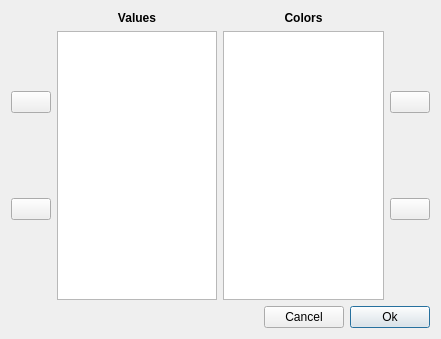
The window that plugins/colors/DoubleStringsListRelationDialog.ui (Tulip-Dev/tulip) describes before a commit, drawn with Qt 5.
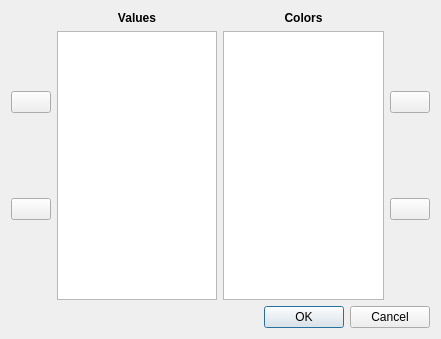
The same window after the commit. Icons and pictures are not drawn.

Commit message: clean eumerated color mapping dialog: Use a qdialogbuttonbox instead of two qpushbuttons also Set windowtitle inside the ui file

The edit to the form file:
```diff
--- a/plugins/colors/DoubleStringsListRelationDialog.ui
+++ b/plugins/colors/DoubleStringsListRelationDialog.ui
@@ -281,53 +281,11 @@
     </layout>
    </item>
    <item>
-    <layout class="QHBoxLayout">
-     <property name="spacing">
-      <number>6</number>
+    <widget class="QDialogButtonBox" name="buttonBox">
+     <property name="standardButtons">
+      <set>QDialogButtonBox::Cancel|QDialogButtonBox::Ok</set>
      </property>
-     <property name="leftMargin">
-      <number>0</number>
-     </property>
-     <property name="topMargin">
-      <number>0</number>
-     </property>
-     <property name="rightMargin">
-      <number>0</number>
-     </property>
-     <property name="bottomMargin">
-      <number>0</number>
-     </property>
-     <item>
-      <spacer>
-       <property name="orientation">
-        <enum>Qt::Horizontal</enum>
-       </property>
-       <property name="sizeHint" stdset="0">
-        <size>
-         <width>40</width>
-         <height>20</height>
-        </size>
-       </property>
-      </spacer>
-     </item>
-     <item>
-      <widget class="QPushButton" name="cancelButton">
-       <property name="text">
-        <string>Cancel</string>
-       </property>
-      </widget>
-     </item>
-     <item>
-      <widget class="QPushButton" name="okButton">
-       <property name="text">
-        <string>Ok</string>
-       </property>
-       <property name="default">
-        <bool>true</bool>
-       </property>
-      </widget>
-     </item>
-    </layout>
+    </widget>
    </item>
   </layout>
  </widget>
```
Left out of the diff: 49 changed lines with no effect on the pictures. The commit also changes 1 other file.
